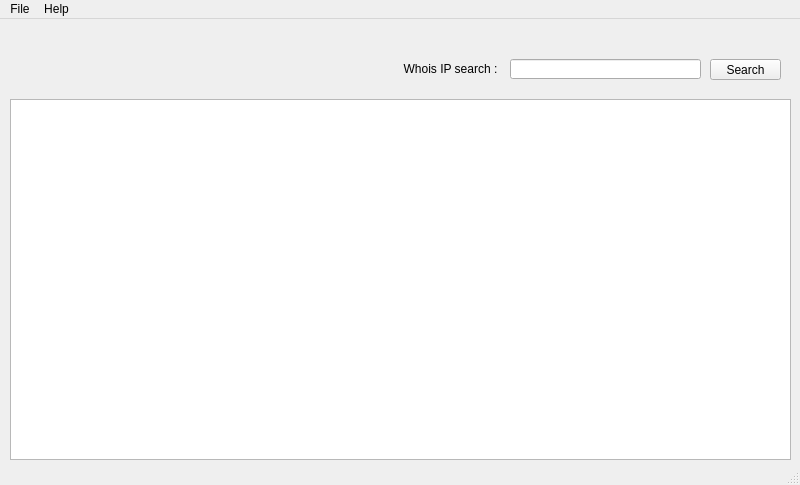
IT4211/eml-parser, file main_form.ui: the form before one commit.
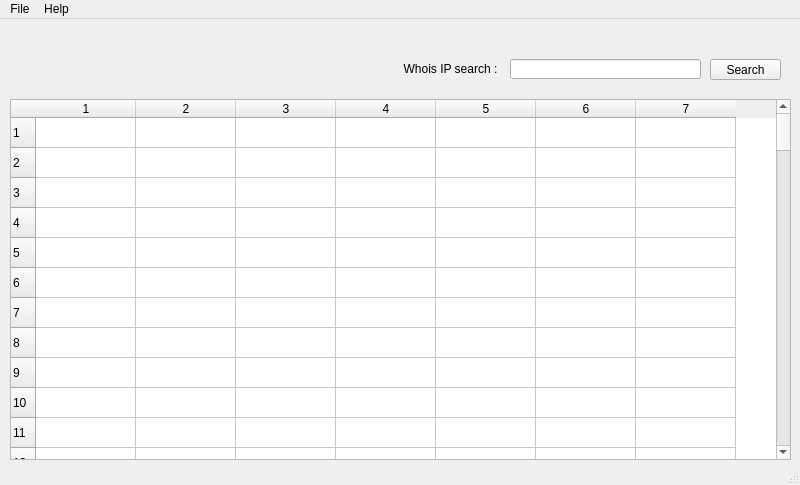
The form after the commit.

What changed in the file:
```diff
--- a/main_form.ui
+++ b/main_form.ui
@@ -41,6 +41,122 @@
       <height>361</height>
      </rect>
     </property>
+    <property name="sortingEnabled">
+     <bool>false</bool>
+    </property>
+    <property name="rowCount">
+     <number>100</number>
+    </property>
+    <property name="columnCount">
+     <number>7</number>
+    </property>
+    <row/>
+    <row/>
+    <row/>
+    <row/>
+    <row/>
+    <row/>
+    <row/>
+    <row/>
+    <row/>
+    <row/>
+    <row/>
+    <row/>
+    <row/>
+    <row/>
+    <row/>
+    <row/>
+    <row/>
+    <row/>
+    <row/>
+    <row/>
+    <row/>
+    <row/>
+    <row/>
+    <row/>
+    <row/>
+    <row/>
+    <row/>
+    <row/>
+    <row/>
+    <row/>
+    <row/>
+    <row/>
+    <row/>
+    <row/>
+    <row/>
+    <row/>
+    <row/>
+    <row/>
+    <row/>
+    <row/>
+    <row/>
+    <row/>
+    <row/>
+    <row/>
+    <row/>
+    <row/>
+    <row/>
+    <row/>
+    <row/>
+    <row/>
+    <row/>
+    <row/>
+    <row/>
+    <row/>
+    <row/>
+    <row/>
+    <row/>
+    <row/>
+    <row/>
+    <row/>
+    <row/>
+    <row/>
+    <row/>
+    <row/>
+    <row/>
+    <row/>
+    <row/>
+    <row/>
+    <row/>
+    <row/>
+    <row/>
+    <row/>
+    <row/>
+    <row/>
+    <row/>
+    <row/>
+    <row/>
+    <row/>
+    <row/>
+    <row/>
+    <row/>
+    <row/>
+    <row/>
+    <row/>
+    <row/>
+    <row/>
+    <row/>
+    <row/>
+    <row/>
+    <row/>
+    <row/>
+    <row/>
+    <row/>
+    <row/>
+    <row/>
+    <row/>
+    <row/>
+    <row/>
+    <row/>
+    <row/>
+    <column/>
+    <column/>
+    <column/>
+    <column/>
+    <column/>
+    <column/>
+    <column/>
    </widget>
    <widget class="QPushButton" name="IPSearch_Button">
     <property name="geometry">
```
Left out of the diff: 3 changed lines with no effect on the pictures.
